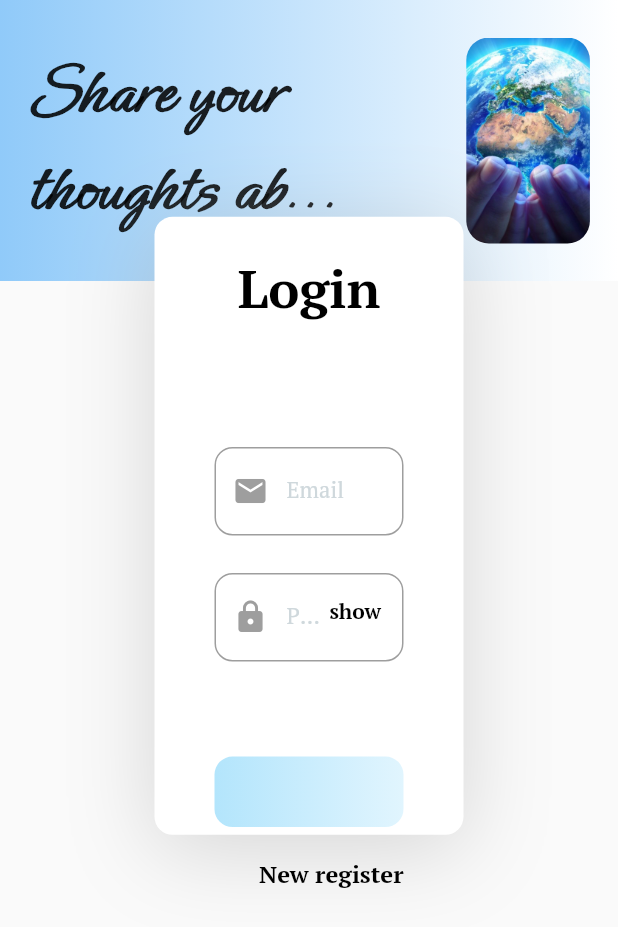
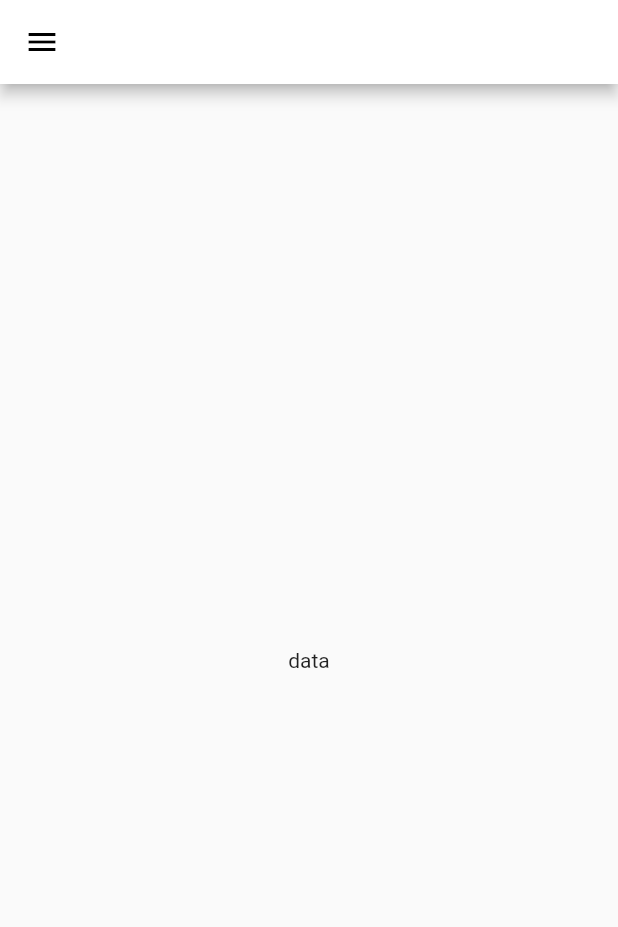
Before and after one commit to Prabesh789/cis_flutter_web, a Flutter app: the screen it shows after launch, after a tap on "Login", on a phone screen of 412 x 824 dp. Shown: the top 927 px of the screen. Run offline on Flutter 3.47's test engine with Material 2 defaults, Android fonts, the phone set to English and light mode, and no system bars; our stand-ins replace auto_route, flutter_hooks, google_fonts, hooks_riverpod, lottie.

Commit message:
dashboard with responsiveness outline is created

```diff
--- a/lib/app_setup/route/source/app_route.dart
+++ b/lib/app_setup/route/source/app_route.dart
@@ -1,5 +1,6 @@
 import 'package:auto_route/auto_route.dart';
 import 'package:cis_project/features/auth/presentation/auth_screen.dart';
+import 'package:cis_project/features/dashboard/presentation/dashboard_screen.dart';
 import 'package:cis_project/features/splash_screen/splash_screen.dart';
 
 @MaterialAutoRouter(
@@ -12,6 +13,9 @@ import 'package:cis_project/features/splash_screen/splash_screen.dart';
     AutoRoute<void>(
       page: AuthScreen,
     ),
+    AutoRoute<void>(
+      page: DashboardScreen,
+    )
   ],
   preferRelativeImports: true,
   replaceInRouteName: 'Screen,Route',
--- a/lib/features/auth/presentation/auth_screen.dart
+++ b/lib/features/auth/presentation/auth_screen.dart
@@ -1,3 +1,6 @@
+import 'package:auto_route/src/router/auto_router_x.dart';
+import 'package:cis_project/app_setup/route/app_route.dart';
+import 'package:cis_project/core/responsive.dart';
 import 'package:cis_project/core/widgets/custom_button.dart';
 import 'package:cis_project/core/widgets/custom_textfield.dart';
 import 'package:cis_project/features/auth/presentation/widgets/login_card.dart';
@@ -49,11 +52,22 @@ class _AuthScreenState extends State<AuthScreen> {
                 SizedBox(width: size.width / 22),
                 SizedBox(
                   width: size.width / 2,
-                  child: const Text(
+                  child: Responsive.isDesktop(context)
+                      ? const Text(
                           'Share your thoughts about climate change',
                           style: TextStyle(
                             fontFamily: 'Ephesis',
                             fontSize: 50,
+                            fontWeight: FontWeight.bold,
+                            overflow: TextOverflow.ellipsis,
+                          ),
+                          maxLines: 2,
+                        )
+                      : const Text(
+                          'Share your thoughts about climate change',
+                          style: TextStyle(
+                            fontFamily: 'Ephesis',
+                            fontSize: 30,
                             fontWeight: FontWeight.bold,
                             overflow: TextOverflow.ellipsis,
                           ),
@@ -168,7 +182,7 @@ class _AuthScreenState extends State<AuthScreen> {
               // widget.nameController,
               labelText: 'Full Name',
               prefixIcon: const Icon(
-                Icons.email,
+                Icons.person,
                 color: Colors.grey,
               ),
               focusNode: _nameFocusNode,
@@ -214,7 +228,7 @@ class _AuthScreenState extends State<AuthScreen> {
               // widget.addressController,
               labelText: 'Country',
               prefixIcon: const Icon(
-                Icons.email,
+                Icons.map_outlined,
                 color: Colors.grey,
               ),
               focusNode: _addressFocusNode,
@@ -265,7 +279,7 @@ class _AuthScreenState extends State<AuthScreen> {
             SizedBox(height: size.height / 13),
             CustomButton(
               text: 'Register',
-              onPressed: () {
+              onPressed: () async {
                 setState(() {
                   isRegistered = true;
                 });
--- a/lib/features/auth/presentation/widgets/login_card.dart
+++ b/lib/features/auth/presentation/widgets/login_card.dart
@@ -1,3 +1,4 @@
+import 'package:cis_project/app_setup/route/app_route.dart';
 import 'package:cis_project/core/widgets/custom_button.dart';
 import 'package:cis_project/core/widgets/custom_textfield.dart';
 import 'package:flutter/material.dart';
@@ -119,7 +120,9 @@ class _LoginCardState extends State<LoginCard> {
           SizedBox(height: size.height / 13),
           CustomButton(
             text: 'Login',
-            onPressed: () {},
+            onPressed: () {
+              context.router.replaceAll([const DashboardRoute()]);
+            },
           ),
           const SizedBox(height: 20),
           Row(
--- /dev/null
+++ b/lib/features/dashboard/presentation/dashboard_screen.dart
@@ -0,0 +1,59 @@
+import 'package:cis_project/core/responsive.dart';
+import 'package:cis_project/features/dashboard/presentation/widgets/side_menu.dart';
+import 'package:flutter/material.dart';
+
+class DashboardScreen extends StatefulWidget {
+  const DashboardScreen({Key? key}) : super(key: key);
+
+  @override
+  _DashboardScreenState createState() => _DashboardScreenState();
+}
+
+class _DashboardScreenState extends State<DashboardScreen> {
+  @override
+  Widget build(BuildContext context) {
+    final size = MediaQuery.of(context).size;
+    return Scaffold(
+      appBar: Responsive.isDesktop(context)
+          ? null
+          : AppBar(
+              backgroundColor: Colors.white,
+              leading: Builder(
+                builder: (context) => IconButton(
+                  onPressed: () {
+                    Scaffold.of(context).openDrawer();
+                  },
+                  icon: const Icon(
+                    Icons.menu,
+                    color: Colors.black,
+                  ),
+                ),
+              ),
+            ),
+      drawer: const SideMenu(),
+      body: Center(
+        child: Container(
+          constraints: BoxConstraints(maxWidth: size.width),
+          child: Row(
+            crossAxisAlignment: CrossAxisAlignment.start,
+            children: [
+              if (Responsive.isDesktop(context))
+                const Expanded(
+                  flex: 2,
+                  child: SideMenu(),
+                ),
+              Expanded(
+                flex: 7,
+                child: SingleChildScrollView(
+                  child: Column(
+                    children: const [Text('data')],
+                  ),
+                ),
+              ),
+            ],
+          ),
+        ),
+      ),
+    );
+  }
+}
```
Also changed, not shown: lib/core/responsive.dart (added, +44 -0 lines), lib/features/dashboard/presentation/widgets/side_menu.dart (added, +53 -0 lines), lib/app_setup/route/source/app_route.gr.dart. Lines whose indentation alone changed are shown as unchanged.
